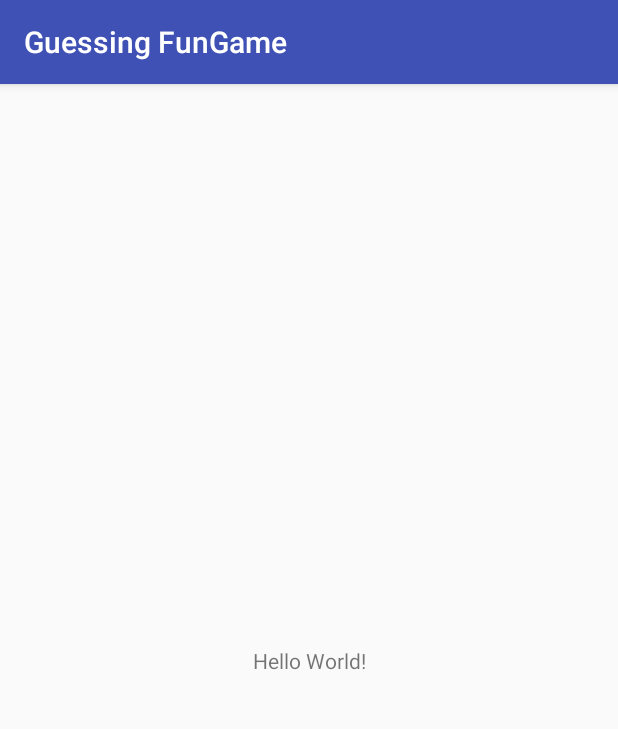
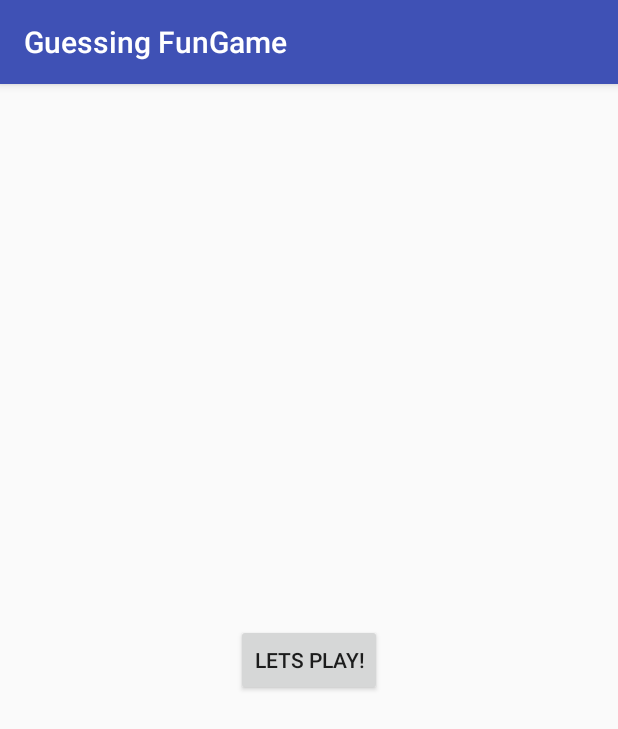
Before and after one commit to qclayton/Guessing-Fun-Game, an Android app: the screen it shows after launch (MainActivity), on a phone screen of 412 x 824 dp. Shown: the top 729 px of the screen. Run offline under Robolectric (Android 15) with nearby library versions, the phone set to English and light mode, and no system bars.

```diff
--- a/app/src/main/java/com/example/quentinclayton/guessingfungame/MainActivity.java
+++ b/app/src/main/java/com/example/quentinclayton/guessingfungame/MainActivity.java
@@ -1,13 +1,101 @@
 package com.example.quentinclayton.guessingfungame;
 
+import android.os.AsyncTask;
 import android.support.v7.app.AppCompatActivity;
 import android.os.Bundle;
 
+import java.io.IOException;
+import java.io.InputStream;
+import java.io.InputStreamReader;
+import java.io.Reader;
+import java.io.UnsupportedEncodingException;
+import java.net.HttpURLConnection;
+import java.net.MalformedURLException;
+import java.net.URL;
+
+import javax.net.ssl.HttpsURLConnection;
+
 public class MainActivity extends AppCompatActivity {
 
+    DownloadTask myDownload;
     @Override
     protected void onCreate(Bundle savedInstanceState) {
         super.onCreate(savedInstanceState);
         setContentView(R.layout.activity_main);
+        URL url = null;
+        try {
+            url = new URL("https://www.pcauthority.com.au/News/170181,top-10-computer-games-of-all-time");
+            downloadUrl(url);
+        } catch (MalformedURLException e) {
+            e.printStackTrace();
+        } catch (IOException e) {
+            e.printStackTrace();
+        }
+
+    }
+
+    private String downloadUrl(URL url) throws IOException {
+        InputStream stream = null;
+        HttpURLConnection connection = null;
+        String result = null;
+        try {
+            connection = (HttpsURLConnection) url.openConnection();
+            connection.setReadTimeout(3000);
+            connection.setConnectTimeout(3000);
+            connection.setRequestMethod("GET");
+            connection.setDoInput(true);
+            connection.connect();
+            int responseCode = connection.getResponseCode();
+            if (responseCode != HttpsURLConnection.HTTP_OK) {
+                throw new IOException("HTTP error code: " + responseCode);
+            }
+            // Retrieve the response body as an InputStream.
+            stream = connection.getInputStream();
+            if (stream != null) {
+                // Converts Stream to String with max length of 500.
+                result = readStream(stream, 500);
+            }
+        }catch (Exception e) {
+            System.out.println(e.toString());
+        } finally {
+            // Close Stream and disconnect HTTPS connection.
+            if (stream != null) {
+                stream.close();
+            }
+            if (connection != null) {
+                connection.disconnect();
+            }
+        }
+        return result;
+    }
+    public String readStream(InputStream stream, int maxReadSize)
+            throws IOException, UnsupportedEncodingException {
+        Reader reader = null;
+        reader = new InputStreamReader(stream, "UTF-8");
+        char[] rawBuffer = new char[maxReadSize];
+        int readSize;
+        StringBuffer buffer = new StringBuffer();
+        while (((readSize = reader.read(rawBuffer)) != -1) && maxReadSize > 0) {
+            if (readSize > maxReadSize) {
+                readSize = maxReadSize;
+            }
+            buffer.append(rawBuffer, 0, readSize);
+            maxReadSize -= readSize;
+        }
+        return buffer.toString();
+    }
+
+    private class DownloadTask extends AsyncTask<URL, Void, String> {
+
+        @Override
+        protected String doInBackground(URL... urls) {
+            String result = "";
+            try {
+                result = downloadUrl(urls[0]);
+            } catch (IOException e) {
+                e.printStackTrace();
+            }
+            return result;
+        }
     }
 }
--- a/app/src/main/res/layout/activity_main.xml
+++ b/app/src/main/res/layout/activity_main.xml
@@ -6,13 +6,18 @@
     android:layout_height="match_parent"
     tools:context=".MainActivity">
 
-    <TextView
+    <Button
+        android:id="@+id/button"
         android:layout_width="wrap_content"
         android:layout_height="wrap_content"
-        android:text="Hello World!"
+        android:layout_marginBottom="8dp"
+        android:layout_marginEnd="8dp"
+        android:layout_marginStart="8dp"
+        android:layout_marginTop="8dp"
+        android:text="@string/play_button"
         app:layout_constraintBottom_toBottomOf="parent"
-        app:layout_constraintLeft_toLeftOf="parent"
-        app:layout_constraintRight_toRightOf="parent"
+        app:layout_constraintEnd_toEndOf="parent"
+        app:layout_constraintStart_toStartOf="parent"
         app:layout_constraintTop_toTopOf="parent" />
 
 </android.support.constraint.ConstraintLayout>
--- a/app/src/main/res/values/strings.xml
+++ b/app/src/main/res/values/strings.xml
@@ -1,3 +1,4 @@
 <resources>
     <string name="app_name">Guessing FunGame</string>
+    <string name="play_button">Lets Play!</string>
 </resources>
```
